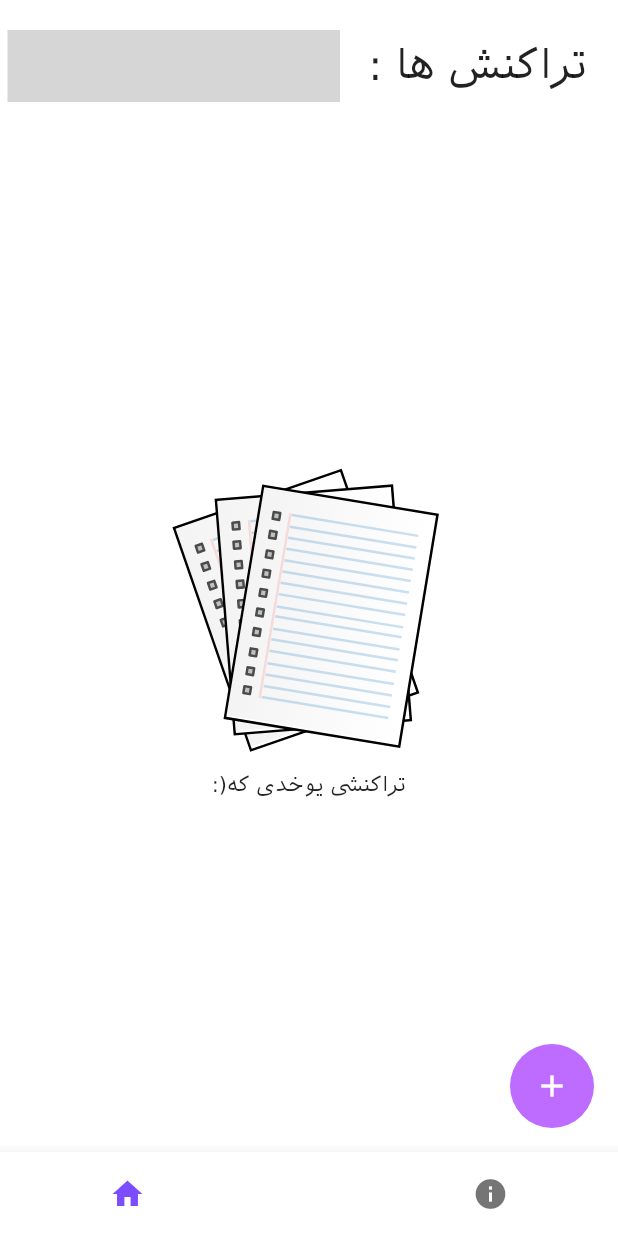
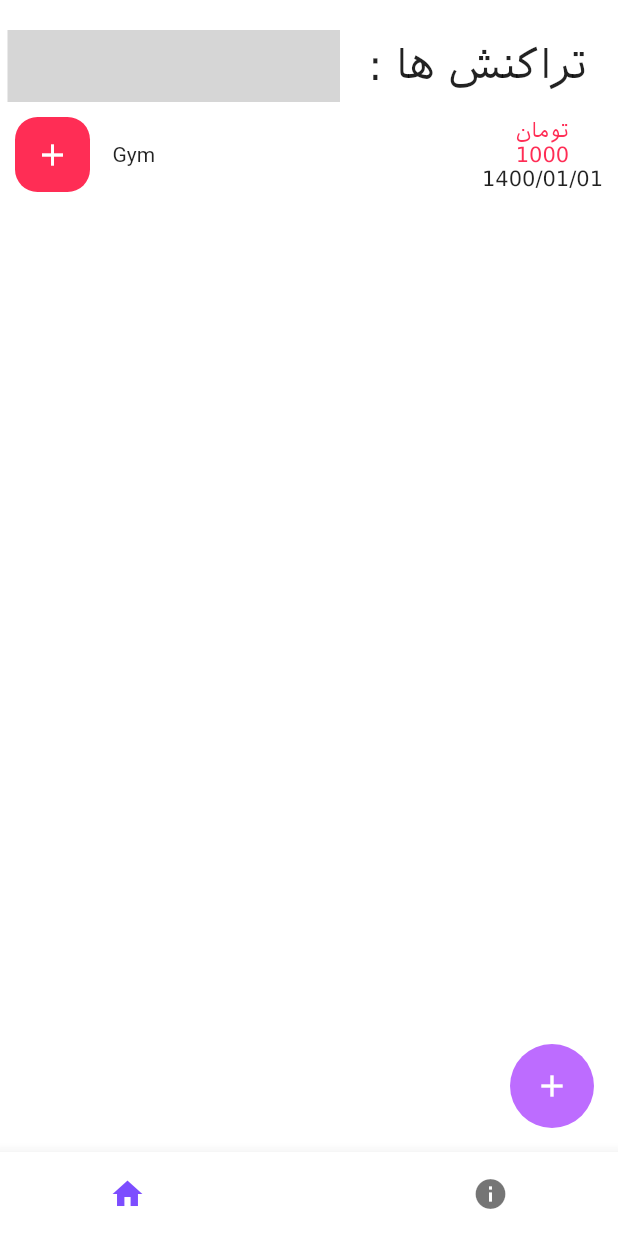
Before and after one commit to mehranext/manager, a Flutter app: the screen it shows after launch, on a phone screen of 412 x 824 dp. Run offline on Flutter 3.47's test engine with Material 2 defaults, Android fonts, the phone set to English and light mode, and no system bars; drawn by our look-alikes of animated_bottom_navigation_bar; our stand-ins replace flutter_svg; missing offline and left inert: searchbar_animation; grey boxes are pictures that could not be loaded.

Commit message:
create and design our homescreen

```diff
--- a/lib/screens/home_screen.dart
+++ b/lib/screens/home_screen.dart
@@ -24,11 +24,56 @@ class _HomeScreenState extends State<HomeScreen> {
             child: Column(
               children: [
                 headerwidget(searchController: searchController),
-                const Expanded(child: Picwidget()),
+                //const Expanded(child: Picwidget()),
+                MyListTileWidget(),
               ],
             ),
-          )),
+          ),
+          ),
     );
+  }
+}
+
+class MyListTileWidget extends StatelessWidget {
+  const MyListTileWidget({
+    super.key,
+  });
+
+  @override
+  Widget build(BuildContext context) {
+    return Padding(
+        padding: const EdgeInsets.all(10),
+        child: Row(
+          children: [
+            Container(
+              width: 50,
+              height: 50,
+              decoration: BoxDecoration(
+                color: kRedColor,
+                borderRadius: BorderRadius.circular(15),
+              ),
+            child: const Center(
+              child: Icon(Icons.add,color: Colors.white,),
+            ),
+            ),
+           const Padding(padding: EdgeInsets.only(left: 15),
+            child: Text('Gym'),
+            ),
+            const Spacer(),
+            const Column(
+              children: [
+                Text('تومان',
+                style: TextStyle(fontSize: 14,color: kRedColor),
+                ),
+              Text('1000',
+              style: TextStyle(fontSize: 14,color: kRedColor),
+              ),
+              Text('1400/01/01')
+              ],
+            ),
+          ],
+        ),
+      );
   }
 }
 
--- a/lib/screens/new_transaction_sreen.dart
+++ b/lib/screens/new_transaction_sreen.dart
@@ -20,18 +20,18 @@ class _NewTransactionScreenState extends State<NewTransactionScreen> {
           child: Column(
             crossAxisAlignment: CrossAxisAlignment.end,
             children: [
-              Text(
+              const Text(
                 'تراکنش جدید',
                 style: TextStyle(fontSize: 18),
               ),
-              MyTextField(
+              const MyTextField(
                 hintText: 'توضیحات',
               ),
-              MyTextField(
+              const MyTextField(
                 hintText: 'مبلغ',
                 type: TextInputType.number,
               ),
-              TypeAndDateWidget(),
+              const TypeAndDateWidget(),
               MyButton(
                 text: 'اضافه کردن',
                 onPressed: (){},
```
